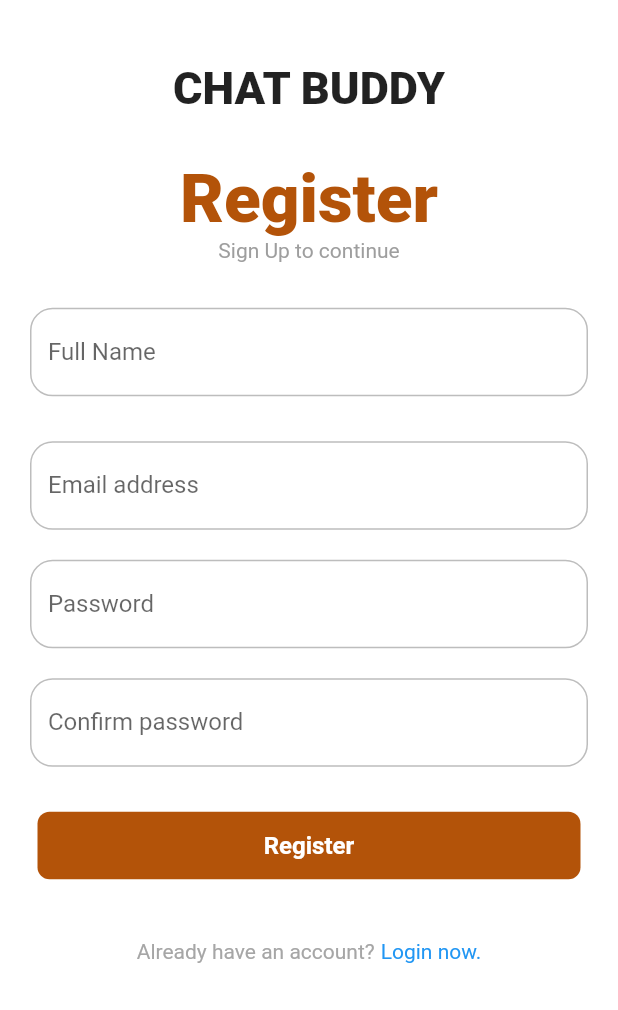
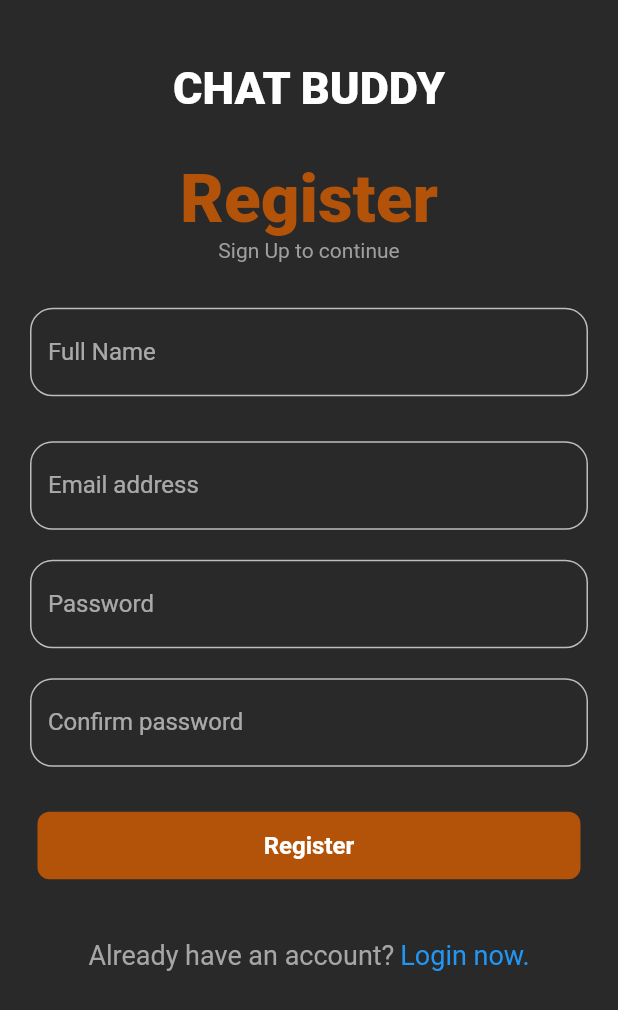
Before and after one commit to chatbuddyAI/chatbuddy-mobile, a Flutter app: the screen it shows after launch, after a tap on "Register now.", on a phone screen of 412 x 824 dp. Shown: the top 1010 px of the screen. Run offline on Flutter 3.47's test engine with Material 2 defaults, Android fonts, the phone set to English and light mode, and no system bars; our stand-ins replace chat_bubbles, flutter_credit_card, flutter_slidable, flutter_spinkit, grouped_list, shared_preferences and 1 more; missing offline and left inert: restart_app, webview_flutter_android, webview_flutter_wkwebview; network calls fail.

Commit message:
increased text size a little

```diff
--- a/lib/features/authentication/pages/forgot_password_page.dart
+++ b/lib/features/authentication/pages/forgot_password_page.dart
@@ -94,7 +94,8 @@ class _ForgotPasswordPageState extends State<ForgotPasswordPage> {
               children: [
                 const Text(
                   "Remember your password?",
-                  style: TextStyle(color: Coloors.inactiveTextGrey),
+                  style:
+                      TextStyle(fontSize: 18, color: Coloors.inactiveTextGrey),
                 ),
                 const SizedBox(width: 4),
                 GestureDetector(
@@ -106,7 +107,7 @@ class _ForgotPasswordPageState extends State<ForgotPasswordPage> {
                         ),
                   child: const Text(
                     "Login.",
-                    style: TextStyle(color: Colors.blue),
+                    style: TextStyle(fontSize: 18, color: Colors.blue),
                   ),
                 ),
               ],
--- a/lib/features/authentication/pages/login_page.dart
+++ b/lib/features/authentication/pages/login_page.dart
@@ -116,26 +116,6 @@ class _LoginPageState extends State<LoginPage> {
                 label: 'Password',
                 obscureText: true,
               ),
-              GestureDetector(
-                onTap: _isLoading ? () {} : () {},
-                child: Container(
-                  alignment: Alignment.bottomRight,
-                  padding:
-                      const EdgeInsets.symmetric(horizontal: 25, vertical: 5),
-                  child: GestureDetector(
-                    onTap: () => _isLoading
-                        ? () {}
-                        : Navigator.pushNamed(
-                            context, ForgotPasswordPage.routeName),
-                    child: const Text(
-                      'Forgot password?',
-                      style: TextStyle(
-                        color: Colors.grey,
-                      ),
-                    ),
-                  ),
-                ),
-              ),
               const SizedBox(height: 30),
               _isLoading
                   ? const Loading()
@@ -149,19 +129,38 @@ class _LoginPageState extends State<LoginPage> {
                 children: [
                   const Text(
                     "Don't have an account?",
-                    style: TextStyle(color: Coloors.inactiveTextGrey),
+                    style: TextStyle(
+                        fontSize: 18, color: Coloors.inactiveTextGrey),
                   ),
                   const SizedBox(width: 4),
                   GestureDetector(
                     onTap: _isLoading ? () {} : widget.onTap,
                     child: const Text(
                       "Register now.",
-                      style: TextStyle(color: Colors.blue),
+                      style: TextStyle(fontSize: 18, color: Colors.blue),
                     ),
                   ),
                 ],
               ),
               const SizedBox(height: 30),
+              Container(
+                alignment: Alignment.center,
+                padding:
+                    const EdgeInsets.symmetric(horizontal: 25, vertical: 5),
+                child: GestureDetector(
+                  onTap: () => _isLoading
+                      ? () {}
+                      : Navigator.pushNamed(
+                          context, ForgotPasswordPage.routeName),
+                  child: const Text(
+                    'Forgot password?',
+                    style: TextStyle(
+                      fontSize: 18,
+                      color: Colors.blue,
+                    ),
+                  ),
+                ),
+              ),
             ],
           ),
         ),
--- a/lib/features/authentication/pages/register_page.dart
+++ b/lib/features/authentication/pages/register_page.dart
@@ -145,14 +145,15 @@ class _RegisterPageState extends State<RegisterPage> {
                 children: [
                   const Text(
                     "Already have an account?",
-                    style: TextStyle(color: Coloors.inactiveTextGrey),
+                    style: TextStyle(
+                        fontSize: 18, color: Coloors.inactiveTextGrey),
                   ),
                   const SizedBox(width: 4),
                   GestureDetector(
                     onTap: _isLoading ? () {} : widget.onTap,
                     child: const Text(
                       "Login now.",
-                      style: TextStyle(color: Colors.blue),
+                      style: TextStyle(fontSize: 18, color: Colors.blue),
                     ),
                   ),
                 ],
--- a/lib/features/authentication/pages/reset_password_page.dart
+++ b/lib/features/authentication/pages/reset_password_page.dart
@@ -101,7 +101,8 @@ class _ResetPasswordPageState extends State<ResetPasswordPage> {
               ),
               Text(
                 "OTP has been sent to your email ${AppUtility.partiallyObscureEmail(widget.email)}.",
-                style: const TextStyle(color: Coloors.inactiveTextGrey),
+                style: const TextStyle(
+                    fontSize: 18, color: Coloors.inactiveTextGrey),
               ),
               const SizedBox(height: 40),
               MyTextField(
--- a/lib/features/authentication/widgets/my_text_field.dart
+++ b/lib/features/authentication/widgets/my_text_field.dart
@@ -48,7 +48,7 @@ class MyTextField extends StatelessWidget {
           ),
           focusedBorder: OutlineInputBorder(
             borderRadius: BorderRadius.circular(20),
-            borderSide: BorderSide(color: Colors.grey.shade400),
+            borderSide: BorderSide(color: Theme.of(context).primaryColor),
           ),
           // fillColor: Colors.grey.shade200,
           // filled: true,
--- a/lib/main.dart
+++ b/lib/main.dart
@@ -78,7 +78,7 @@ class MyApp extends StatelessWidget {
           title: 'ChatBuddy',
           darkTheme: darkTheme(),
           theme: lightTheme(),
-          themeMode: _themeManager.themeMode,
+          themeMode: ThemeMode.dark,
           home: auth.isAuthenticated
               ? auth.userHasVerifiedEmail
                   ? const HomePage()
```
Also changed, not shown: lib/features/authentication/pages/email_verification_page.dart (+27 -4 lines).
